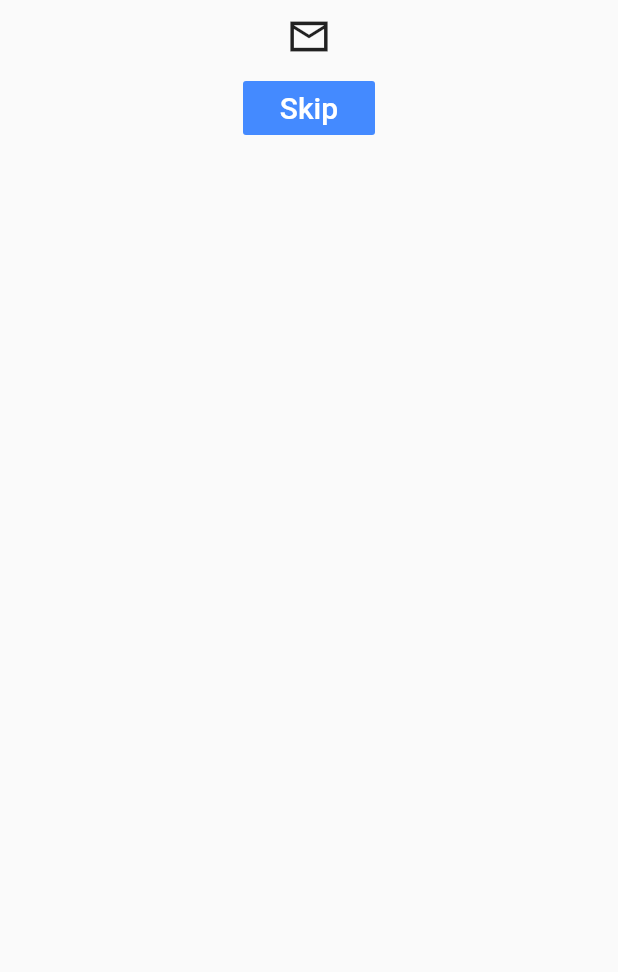
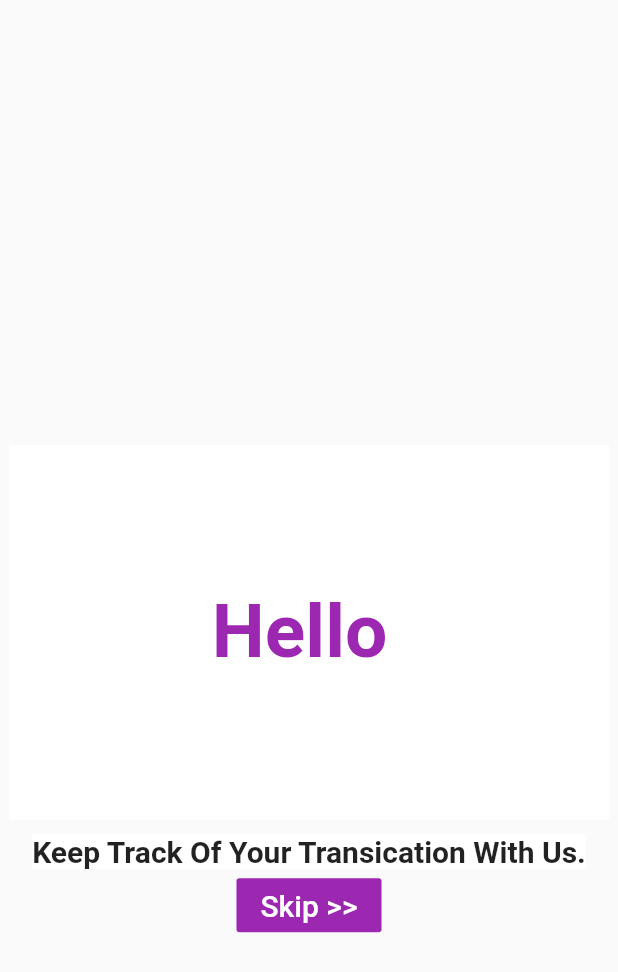
Before and after one commit to meghajoshi2309/ownmoneymanagment1, a Flutter app: the netBalance screen opened directly, on a phone screen of 412 x 824 dp. Shown: the top 972 px of the screen. Run offline on Flutter 3.47's test engine with Material 2 defaults, Android fonts, the light colour scheme and no system bars; drawn by our look-alikes of animated_text_kit; our stand-ins replace cloud_firestore, firebase_auth, firebase_core, fluttertoast, syncfusion_flutter_charts; accounts and stored records are empty.

Commit message:
Skip Page Design

```diff
--- a/lib/screens/calculationofnetbalence.dart
+++ b/lib/screens/calculationofnetbalence.dart
@@ -3,7 +3,9 @@ import 'package:firebase_auth/firebase_auth.dart';
 import 'package:flutter/src/foundation/key.dart';
 import 'package:flutter/src/widgets/framework.dart';
 import 'package:flutter/material.dart';
+import 'package:ownmoneymanagment1/model/user_model.dart';
 import 'package:ownmoneymanagment1/screens/home.dart';
+import 'package:animated_text_kit/animated_text_kit.dart';
 
 class netBalance extends StatefulWidget {
   const netBalance({Key? key}) : super(key: key);
@@ -13,12 +15,29 @@ class netBalance extends StatefulWidget {
 }
 
 class _netBalanceState extends State<netBalance> {
+  User? user = FirebaseAuth.instance.currentUser;
+  UserModel loggedInUser = UserModel();
+  var name;
+
+  @override
+  void initState() {
+    super.initState();
+    FirebaseFirestore.instance
+        .collection("user")
+        .doc(user!.uid)
+        .get()
+        .then((value) {
+      loggedInUser = UserModel.fromMap(value.data());
+      setState(() {
+        name = loggedInUser.username;
+      });
+    });
+  }
+
   @override
   Widget build(BuildContext context) {
     final CollectionReference _transaction =
         FirebaseFirestore.instance.collection('transaction');
-
-    User? user = FirebaseAuth.instance.currentUser;
 
     num expence = 10;
     num income = 10;
@@ -28,15 +47,25 @@ class _netBalanceState extends State<netBalance> {
     return Scaffold(
       body: Container(
         child: Column(
+          crossAxisAlignment: CrossAxisAlignment.center,
+          mainAxisAlignment: MainAxisAlignment.center,
           children: [
-            IconButton(
-              icon: Icon(
-                Icons.mail_outline_sharp,
-                size: 30.0,
-              ),
-              tooltip: 'send mail me',
-              onPressed: () {
-                print('on console print');
+            SizedBox(height: 100),
+            Container(
+              child: _textLiquidFillAnimation(),
+            ),
+            SizedBox(height: 10),
+            AnimatedTextKit(
+              isRepeatingAnimation: false,
+              animatedTexts: [
+                TyperAnimatedText('Keep Track Of Your Transication With Us.',
+                    textStyle: const TextStyle(
+                        fontSize: 20,
+                        fontWeight: FontWeight.bold,
+                        backgroundColor: Colors.white)),
+              ],
+              onTap: () {
+                print("I am executing");
               },
             ),
             StreamBuilder(
@@ -85,10 +114,10 @@ class _netBalanceState extends State<netBalance> {
             ),
             FlatButton(
               child: Text(
-                'Skip',
+                'Skip >>',
                 style: TextStyle(fontSize: 20.0),
               ),
-              color: Colors.blueAccent,
+              color: Colors.purple,
               textColor: Colors.white,
               onPressed: () {
                 Navigator.of(context).pushReplacement(MaterialPageRoute(
@@ -101,4 +130,21 @@ class _netBalanceState extends State<netBalance> {
       ),
     );
   }
+
+  Widget _textLiquidFillAnimation() {
+    return SizedBox(
+      child: Center(
+        child: TextLiquidFill(
+          text: 'Hello ${loggedInUser.username}',
+          waveDuration: Duration(seconds: 2),
+          waveColor: Colors.purple,
+          boxBackgroundColor: Colors.white,
+          textStyle: TextStyle(
+            fontSize: 50.0,
+            fontWeight: FontWeight.bold,
+          ),
+        ),
+      ),
+    );
+  }
 }
--- a/pubspec.yaml
+++ b/pubspec.yaml
@@ -35,6 +35,7 @@ dependencies:
   firebase_auth: ^3.11.0
   cloud_firestore: ^3.5.0
   syncfusion_flutter_charts: ^19.1.54
+  animated_text_kit: ^4.2.1
 
 
 
```
Also changed, not shown: lib/screens/home.dart (+19 -2 lines), lib/screens/viewcard.dart (added, +48 -0 lines), pubspec.lock.
